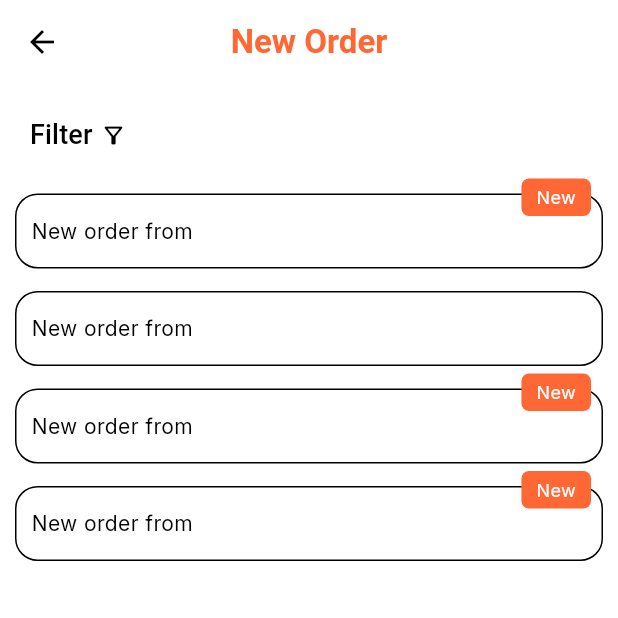
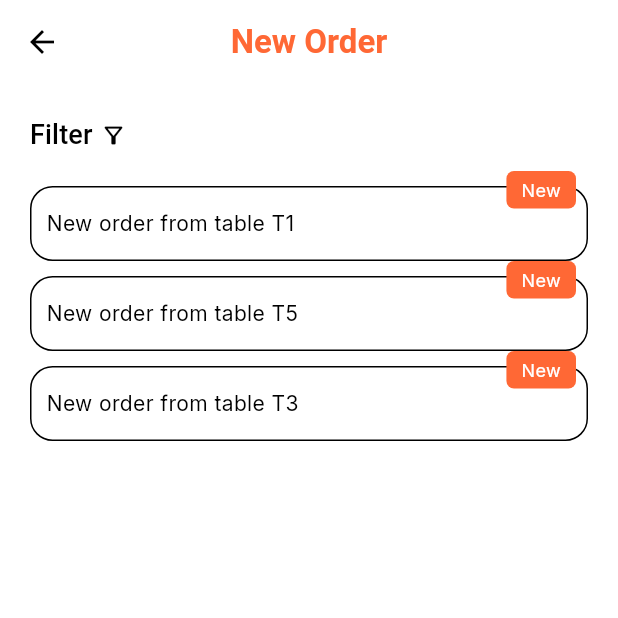
Before and after one commit to muong-gekheang/Capstone-project-queue-station, a Flutter app: the NotificationScreen screen opened directly, on a phone screen of 412 x 824 dp, the top half of it. Run offline on Flutter 3.47's test engine with Material 3 defaults, Android fonts, the phone set to English and light mode, and no system bars; our stand-ins replace dotted_line, fl_chart, flutter_slidable, flutter_svg, go_router, google_fonts and 3 more; accounts and stored records are empty.

Commit message:
feature: implemented notification screen

```diff
--- a/lib/main.dart
+++ b/lib/main.dart
@@ -1,6 +1,7 @@
 import 'package:flutter/material.dart';
 import 'package:go_router/go_router.dart';
 import 'package:provider/provider.dart';
+import 'package:queue_station_app/services/store_order_notification_provider.dart';
 import 'package:shared_preferences/shared_preferences.dart';
 import 'package:queue_station_app/models/order/order.dart';
 import 'package:queue_station_app/models/user/user.dart';
@@ -109,6 +110,7 @@ void main() {
           },
         ),
         ChangeNotifierProvider(create: (_) => UserProvider()),
+        ChangeNotifierProvider(create: (_) => StoreOrderNotificationProvider()),
       ],
       child: MaterialApp.router(
         theme: AppTheme.lightTheme,
--- a/lib/models/order/order.dart
+++ b/lib/models/order/order.dart
@@ -2,9 +2,39 @@ import 'order_item.dart';
 
 class Order {
   final String id;
-  final List<OrderItem> ordered = [];
-  final List<OrderItem> inCart = [];
+  final List<OrderItem> ordered;
+  final List<OrderItem> inCart;
   final DateTime timestamp;
 
-  Order({required this.id, required this.timestamp});
+  Order({
+    required this.id,
+    required this.timestamp,
+    List<OrderItem>? ordered,
+    List<OrderItem>? inCart,
+  }) : ordered = ordered ?? [],
+       inCart = inCart ?? [];
+
+  Order copyWith({
+    String? id,
+    List<OrderItem>? ordered,
+    List<OrderItem>? inCart,
+    DateTime? timestamp,
+  }) {
+    return Order(
+      id: id ?? this.id,
+      timestamp: timestamp ?? this.timestamp,
+      ordered: ordered != null ? List.from(ordered) : List.from(this.ordered),
+      inCart: inCart != null ? List.from(inCart) : List.from(this.inCart),
+    );
+  }
+
+  double calculateTotalPrice() {
+    double totalPrice = 0;
+    for (OrderItem orderItem in ordered) {
+      if (orderItem.orderItemStatus == OrderItemStatus.accepted) {
+        totalPrice += orderItem.calculateTotalPrice();
+      }
+    }
+    return totalPrice;
+  }
 }
--- a/lib/models/order/order_item.dart
+++ b/lib/models/order/order_item.dart
@@ -1,5 +1,9 @@
+import 'package:queue_station_app/models/order/order.dart';
+
 import '../restaurant/menu_item.dart';
 import '../restaurant/size_option.dart';
+
+enum OrderItemStatus { pending, accepted, rejected, cancelled }
 
 class OrderItem {
   final String menuItemId; // For Storing in the DB
@@ -9,6 +13,7 @@ class OrderItem {
   final SizeOption size; // We will use only the name
   final int quantity;
   final String? note;
+  final OrderItemStatus orderItemStatus;
 
   OrderItem({
     required this.quantity,
@@ -18,5 +23,38 @@ class OrderItem {
     required this.menuItemId,
     required this.menuItemPrice,
     required this.size,
+    required this.orderItemStatus,
   });
+
+  OrderItem copyWith({
+    String? menuItemId,
+    MenuItem? item,
+    Map<String, double>? addOns,
+    double? menuItemPrice,
+    SizeOption? size,
+    int? quantity,
+    String? note,
+    OrderItemStatus? orderItemStatus,
+  }) {
+    return OrderItem(
+      quantity: quantity ?? this.quantity,
+      item: item ?? this.item,
+      addOns: addOns != null ? Map.from(addOns) : Map.from(this.addOns),
+      menuItemId: menuItemId ?? this.menuItemId,
+      menuItemPrice: menuItemPrice ?? this.menuItemPrice,
+      size: size ?? this.size,
+      note: note ?? this.note,
+      orderItemStatus: orderItemStatus ?? this.orderItemStatus,
+    );
+  }
+
+  double calculateTotalPrice() {
+    double totalPrice = menuItemPrice; // base price
+    totalPrice += addOns.values.fold(
+      0.0,
+      (sum, price) => sum + price,
+    ); // add-ons
+    totalPrice *= quantity; // quantity
+    return totalPrice;
+  }
 }
--- a/lib/services/cart_provider.dart
+++ b/lib/services/cart_provider.dart
@@ -34,6 +34,7 @@ class CartProvider extends ChangeNotifier {
           size: existing.size,
           note: existing.note,
           quantity: existing.quantity + newItem.quantity,
+          orderItemStatus: OrderItemStatus.pending
         );
       } else {
         currentOrder.inCart.add(newItem);
--- a/lib/services/order_provider.dart
+++ b/lib/services/order_provider.dart
@@ -1,5 +1,9 @@
+import 'dart:collection';
+
 import 'package:flutter/material.dart';
 import 'package:queue_station_app/models/order/order.dart';
+import 'package:queue_station_app/models/order/order_item.dart';
+import 'package:queue_station_app/models/user/queue_entry.dart';
 
 class OrderProvider with ChangeNotifier {
   Order? _currentOrder;
@@ -35,4 +39,5 @@ class OrderProvider with ChangeNotifier {
     _currentOrder = _createNewOrder();
     notifyListeners();
   }
+
 }
--- a/lib/ui/screens/store_side/notification_screen.dart
+++ b/lib/ui/screens/notification/notification_screen.dart
@@ -1,14 +1,30 @@
 import 'package:flutter/material.dart';
 import 'package:flutter/widgets.dart';
+import 'package:provider/provider.dart';
+import 'package:queue_station_app/services/store_order_notification_provider.dart';
 import 'package:queue_station_app/ui/app_theme.dart';
 import 'package:queue_station_app/ui/widgets/appbar_widget.dart';
 import 'package:queue_station_app/ui/widgets/notification_tile_widget.dart';
 
 class NotificationScreen extends StatelessWidget {
+
   const NotificationScreen({super.key, });
 
   @override
   Widget build(BuildContext context) {
+    final storeOrders = context
+        .watch<StoreOrderNotificationProvider>()
+        .queueEntries;
+
+    debugPrint('StoreOrders length: ${storeOrders.length}');
+
+    for (var order in storeOrders) {
+      debugPrint('Queue: ${order.queueNumber}');
+      debugPrint('Table: ${order.tableNumber}');
+      debugPrint('Items: ${order.order?.inCart.length}');
+      debugPrint('-------------------');
+    }
+
     return Scaffold(
       appBar: AppBarWidget(title: 'New Order',),
       body: Padding(
@@ -36,15 +52,16 @@ class NotificationScreen extends StatelessWidget {
                 ),
               ),
             ),
-            SizedBox(height: 15),
-            NotificationTileWidget(isNew: true),
-            SizedBox(height: 15),
-            NotificationTileWidget(isNew: false),
-            SizedBox(height: 15),
-            NotificationTileWidget(isNew: true),
-            SizedBox(height: 15),
-            NotificationTileWidget(isNew: true),
-            SizedBox(height: 15),
+            Expanded(
+              child: ListView.separated(
+                padding: EdgeInsets.all(10),
+                itemCount: storeOrders.length,
+                separatorBuilder: (_, __) => SizedBox(height: 10),
+                itemBuilder: (context, index) {
+                  return NotificationTileWidget(queueEntry: storeOrders[index]);
+                },
+              ),
+            ),
           ],
         ),
       ),
--- a/lib/ui/screens/store_side/dashboard/dashboard_screen.dart
+++ b/lib/ui/screens/store_side/dashboard/dashboard_screen.dart
@@ -2,7 +2,7 @@ import 'package:flutter/material.dart';
 import 'package:flutter_svg/flutter_svg.dart';
 import 'package:queue_station_app/data/queue_repository.dart';
 import 'package:queue_station_app/ui/screens/store_side/manage/store_queue_screen.dart';
-import 'package:queue_station_app/ui/screens/store_side/notification_screen.dart';
+import 'package:queue_station_app/ui/screens/notification/notification_screen.dart';
 import 'package:queue_station_app/ui/store_main_screen.dart';
 import '../../../../models/analytic/dashboard_stats.dart';
 import 'package:queue_station_app/services/queue_service.dart';
--- a/lib/ui/screens/store_side/store_management/manage_store_screen.dart
+++ b/lib/ui/screens/store_side/store_management/manage_store_screen.dart
@@ -3,7 +3,7 @@ import 'package:flutter_svg/svg.dart';
 import 'package:queue_station_app/data/mock_table_data.dart';
 import 'package:queue_station_app/data/store_queue_history_data.dart';
 import 'package:queue_station_app/ui/screens/store_side/manage/store_queue_screen.dart';
-import 'package:queue_station_app/ui/screens/store_side/notification_screen.dart';
+import 'package:queue_station_app/ui/screens/notification/notification_screen.dart';
 import 'package:queue_station_app/ui/screens/store_side/store_management/table_management_screen.dart';
 import 'package:queue_station_app/ui/screens/store_side/store_management/menu_management.dart';
 import 'package:queue_station_app/ui/screens/store_side/store_management/store_queue_history.dart';
--- a/lib/ui/screens/user_side/order/cart_screen.dart
+++ b/lib/ui/screens/user_side/order/cart_screen.dart
@@ -228,6 +228,7 @@ class CartScreen extends StatelessWidget {
                                 item: cartItem.item,
                                 addOns: cartItem.addOns,
                                 size: cartItem.size,
+                                orderItemStatus: OrderItemStatus.pending,
                               );
                               cartProvider.updateCartItem(cartItem, updatedItem);
                             },
@@ -240,6 +241,7 @@ class CartScreen extends StatelessWidget {
                                   item: cartItem.item,
                                   addOns: cartItem.addOns,
                                   size: cartItem.size,
+                                  orderItemStatus: OrderItemStatus.pending,
                                 );
                                 cartProvider.updateCartItem(cartItem, updatedItem);
                               }
--- a/lib/ui/screens/user_side/order/menu_item_screen.dart
+++ b/lib/ui/screens/user_side/order/menu_item_screen.dart
@@ -102,6 +102,7 @@ class _MenuItemScreenState extends State<MenuItemScreen> {
       addOns: addOnsMap,
       quantity: _quantity,
       note: _noteController.text.isNotEmpty ? _noteController.text : null,
+      orderItemStatus: OrderItemStatus.pending,
     );
 
     if (widget.cartItem == null) {
--- a/lib/ui/store_main_screen.dart
+++ b/lib/ui/store_main_screen.dart
@@ -1,5 +1,5 @@
 import 'package:flutter/material.dart';
-import 'package:queue_station_app/ui/screens/store_side/notification_screen.dart';
+import 'package:queue_station_app/ui/screens/notification/notification_screen.dart';
 
 import '../ui/widgets/store_side_bottom_nav.dart';
 import '../ui/screens/store_side/dashboard/dashboard_screen.dart';
--- a/lib/ui/widgets/notification_tile_widget.dart
+++ b/lib/ui/widgets/notification_tile_widget.dart
@@ -1,14 +1,28 @@
 import 'package:flutter/material.dart';
 import 'package:flutter/widgets.dart';
+import 'package:provider/provider.dart';
+import 'package:queue_station_app/models/user/queue_entry.dart';
+import 'package:queue_station_app/services/store_order_notification_provider.dart';
 import 'package:queue_station_app/ui/app_theme.dart';
+import 'package:queue_station_app/ui/screens/notification/store_order_screen.dart';
 
 class NotificationTileWidget extends StatelessWidget {
-  final bool isNew;
-  const NotificationTileWidget({super.key, required this.isNew});
+  final QueueEntry queueEntry;
+  final isNew = true;
+  const NotificationTileWidget({super.key, required this.queueEntry});
 
   @override
   Widget build(BuildContext context) {
-    return Stack(
+    return GestureDetector(
+      onTap: () {
+        Navigator.push(
+          context,
+          MaterialPageRoute(
+            builder: (context) => StoreOrderScreen(queueEntry: queueEntry),
+          ),
+        );
+      },
+      child: Stack(
         clipBehavior: Clip.none,
         children: [
           Container(
@@ -21,9 +35,10 @@ class NotificationTileWidget extends StatelessWidget {
             ),
             child: Padding(
               padding: EdgeInsets.symmetric(horizontal: 10),
-            child: Text("New order from ")),
+              child: Text("New order from table ${queueEntry.tableNumber}"),
             ),
-        if(isNew)
+          ),
+          if (isNew)
             Positioned(
               top: -10,
               right: 8,
@@ -33,13 +48,22 @@ class NotificationTileWidget extends StatelessWidget {
                   borderRadius: BorderRadius.circular(5),
                 ),
                 child: Padding(
-                padding: const EdgeInsets.symmetric(horizontal: 10, vertical: 4),
-                child: Text("New", style: TextStyle(color: AppTheme.naturalWhite, fontSize: 12),
+                  padding: const EdgeInsets.symmetric(
+                    horizontal: 10,
+                    vertical: 4,
+                  ),
+                  child: Text(
+                    "New",
+                    style: TextStyle(
+                      color: AppTheme.naturalWhite,
+                      fontSize: 12,
                     ),
                   ),
                 ),
-          )
+              ),
+            ),
         ],
+      ),
     );
   }
 }
```
Also changed, not shown: lib/data/store_queue_entry_data.dart (added, +127 -0 lines), lib/services/store_order_notification_provider.dart (added, +66 -0 lines), lib/ui/screens/notification/store_order_screen.dart (added, +178 -0 lines), lib/ui/widgets/button_widget.dart (+16 -5 lines), 1 other file. Lines whose indentation alone changed are shown as unchanged.
